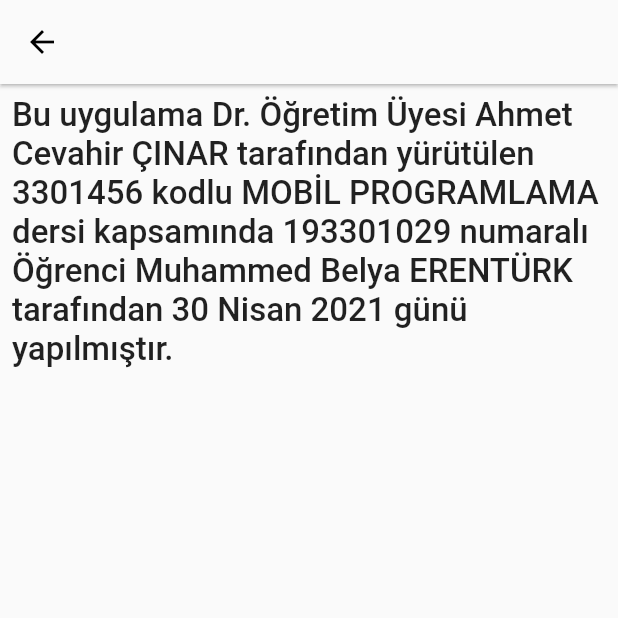
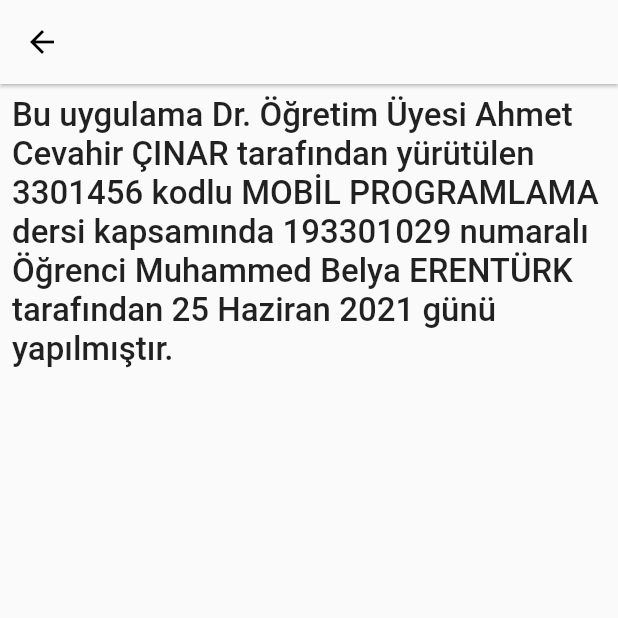
Before and after one commit to belyaerenturk/virt_shelf, a Flutter app: the AboutScreen screen opened directly, on a phone screen of 412 x 824 dp, the top half of it. Run offline on Flutter 3.47's test engine with Material 2 defaults, Android fonts, the light colour scheme and no system bars; our stand-ins replace charts_flutter, cloud_firestore, file_picker, firebase_auth, firebase_core, firebase_storage and 2 more; missing offline and left inert: flutter_pdfview; accounts and stored records are empty.

Commit message:
Metinsel hataların düzeltilmesi

```diff
--- a/lib/items/books.dart
+++ b/lib/items/books.dart
@@ -87,7 +87,7 @@ final List<Book> books = [
       title: 'Olasılıksız',
       writer: 'Adam Fawer',
       image: 'assets/images/olasiliksiz.png',
-      url: "olasiliksiz.pdf",
+      url: "hp1.pdf",
       description:
           "Kitap, David Caine'in bir takım deneysel tedaviler sonucunda kazandığı gelişmiş olasılıkları hesaplama yeteneği sayesinde, tahminlerinin geleceği görmek haline geldiğini anlamasıyla başından geçenleri konu almaktadır.",
       pages: 239,
@@ -96,7 +96,7 @@ final List<Book> books = [
       title: 'The Witcher Elflerin Kanı',
       writer: 'J.K. Rowling',
       image: 'assets/images/witcher.png',
-      url: "witcher_elfler.pdf",
+      url: "hp1.pdf",
       description:
           "Yüzyıldan fazla bir süredir insanlar, cüceler ve elfler barış içinde yaşıyordu. Ancak zaman değişti. Barış sona erdi ve farklı ırklar tekrar savaşmaya başladı. Hem birbirlerine karşı hem de kendi aralarında. Cüceler hısımlarını öldürüyor, elfler de insanları ve insanlarla dostluk kuran elfleri. "
           "Bu çalkantılı çağda kâhinlerin beklediği bir çocuk doğar. Cintra Aslanı Kraliçe Calanthe’nin torunu Ciri’nin garip güçleri ve daha da garip bir kaderi vardır. Kehanetler onu “Alev” diye niteliyor, iyi veya kötü dünyayı değiştirecek kişi olarak. ",
--- a/lib/screens/about_screen.dart
+++ b/lib/screens/about_screen.dart
@@ -26,7 +26,7 @@ class _AboutScreenState extends State<AboutScreen> {
         padding: const EdgeInsets.all(8.0),
         child: Container(
           child: Text(
-            "Bu uygulama Dr. Öğretim Üyesi Ahmet Cevahir ÇINAR tarafından yürütülen 3301456 kodlu MOBİL PROGRAMLAMA dersi kapsamında 193301029 numaralı Öğrenci Muhammed Belya ERENTÜRK tarafından 30 Nisan 2021 günü yapılmıştır.",
+            "Bu uygulama Dr. Öğretim Üyesi Ahmet Cevahir ÇINAR tarafından yürütülen 3301456 kodlu MOBİL PROGRAMLAMA dersi kapsamında 193301029 numaralı Öğrenci Muhammed Belya ERENTÜRK tarafından 25 Haziran 2021 günü yapılmıştır.",
             style: TextStyle(fontSize: 22, fontWeight: FontWeight.w500),
           ),
         ),
```
Also changed, not shown: 1 other file.
